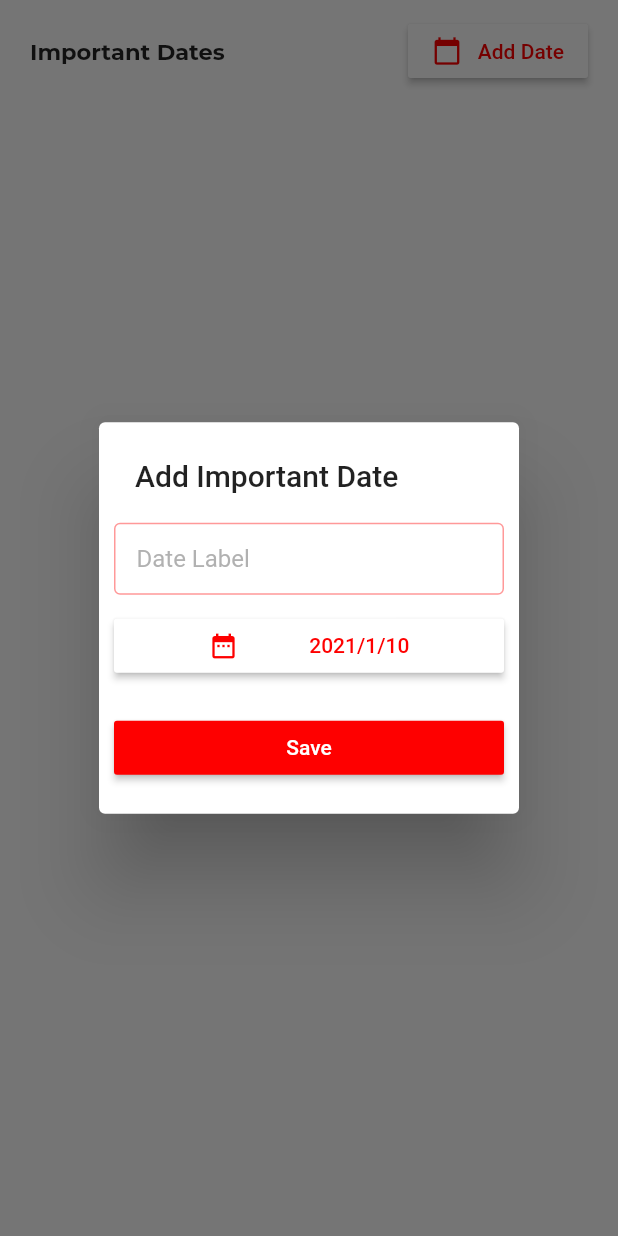
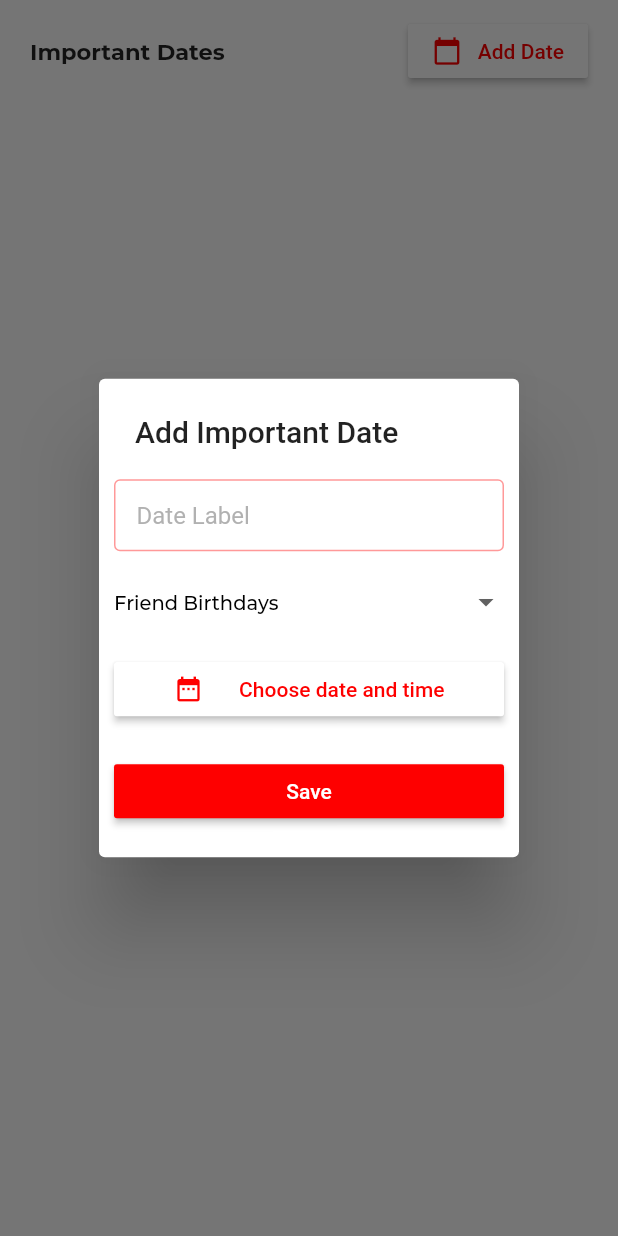
Before and after one commit to enzomarc/affirmedme, a Flutter app: the DateScreen screen opened directly, after a tap on "Add Date", on a phone screen of 412 x 824 dp. Run offline on Flutter 3.47's test engine with Material 2 defaults, Android fonts, the phone set to English and light mode, and no system bars; our stand-ins replace dio, flutter_datetime_picker, flutter_local_notifications, grouped_list, image_picker, just_audio and 2 more; missing offline and left inert: audio_session; accounts and stored records are empty; project files that could hold a hidden picture were left out.

Commit message:
style: update padding on home

```diff
--- a/lib/screens/dates/list.dart
+++ b/lib/screens/dates/list.dart
@@ -43,14 +43,23 @@ class _ListScreenState extends State<DateScreen> {
                   width: 120.0,
                   child: RaisedButton(
                     onPressed: () {
-                      TextEditingController labelController =
-                          TextEditingController();
+                      TextEditingController labelController = TextEditingController();
+                      String selectedGroup = 'Friend Birthdays';
+                      List<String> groups = [
+                        'Friend Birthdays',
+                        'Immediate Family Birthdays',
+                        'Extended Family Birthdays',
+                        'Co-Worker Birthdays',
+                        'Organizational Birthdays',
+                        'Anniversaries',
+                        'Other Key Dates',
+                      ];
+
                       showDialog(
                         context: context,
                         child: SimpleDialog(
                           title: Text('Add Important Date'),
-                          contentPadding: EdgeInsets.symmetric(
-                              horizontal: 10.0, vertical: 20.0),
+                          contentPadding: EdgeInsets.symmetric(horizontal: 10.0, vertical: 20.0),
                           children: <Widget>[
                             TextFormField(
                               controller: labelController,
@@ -60,8 +69,7 @@ class _ListScreenState extends State<DateScreen> {
                                 hintStyle: TextStyle(
                                   color: Colors.grey.withOpacity(0.8),
                                 ),
-                                contentPadding: const EdgeInsets.symmetric(
-                                    vertical: 5.0, horizontal: 15.0),
+                                contentPadding: const EdgeInsets.symmetric(vertical: 5.0, horizontal: 15.0),
                                 border: OutlineInputBorder(
                                   borderSide: BorderSide(
                                     width: 1.0,
@@ -83,14 +91,39 @@ class _ListScreenState extends State<DateScreen> {
                               ),
                             ),
                             SizedBox(height: 10.0),
+                            DropdownButton(
+                              underline: Container(),
+                              isExpanded: true,
+                              style: TextStyle(fontFamily: 'Montserrat Bold', fontSize: 10.0, color: Colors.black),
+                              value: selectedGroup,
+                              items: groups
+                                  .map(
+                                    (String item) => DropdownMenuItem(
+                                      child: Text(
+                                        item,
+                                        style: TextStyle(
+                                          fontSize: 13.0,
+                                          fontFamily: 'Montserrat Medium',
+                                        ),
+                                      ),
+                                      value: item,
+                                    ),
+                                  )
+                                  .toList(),
+                              onChanged: (String item) {
+                                setState(() {
+                                  selectedGroup = item;
+                                });
+                              },
+                            ),
+                            SizedBox(height: 10.0),
                             RaisedButton(
                               onPressed: () {
                                 DatePicker.showDatePicker(
                                   context,
                                   showTitleActions: true,
                                   minTime: DateTime.now(),
-                                  currentTime: scheduledAt ??
-                                      DateTime.now().add(Duration(days: 1)),
+                                  currentTime: scheduledAt ?? DateTime.now().add(Duration(days: 1)),
                                   onChanged: (time) {
                                     setState(() {
                                       scheduledAt = time;
@@ -100,8 +133,7 @@ class _ListScreenState extends State<DateScreen> {
                               },
                               color: Colors.white,
                               child: Row(
-                                mainAxisAlignment:
-                                    MainAxisAlignment.spaceEvenly,
+                                mainAxisAlignment: MainAxisAlignment.spaceEvenly,
                                 children: <Widget>[
                                   Icon(
                                     Icons.date_range,
@@ -109,8 +141,7 @@ class _ListScreenState extends State<DateScreen> {
                                     size: 20.0,
                                   ),
                                   Text(
-                                    "${scheduledAt.year}/${scheduledAt.month}/${scheduledAt.day}" ??
-                                        'Choose date and time',
+                                    'Choose date and time',
                                     style: TextStyle(
                                       color: Color(0xFFFE0000),
                                     ),
@@ -124,25 +155,21 @@ class _ListScreenState extends State<DateScreen> {
                                 if (labelController.text.isNotEmpty) {
                                   Map<String, dynamic> data = {
                                     'label': labelController.text,
+                                    'group': selectedGroup,
                                     'at': scheduledAt.toString(),
                                   };
 
-                                  await dateService
-                                      .storeDate(data)
-                                      .then((saved) {
+                                  await dateService.storeDate(data).then((saved) {
                                     if (saved) {
                                       Navigator.of(context).pop();
-                                      helpers.alert(scaffoldKey,
-                                          "Date added successfully.");
+                                      helpers.alert(scaffoldKey, "Date added successfully.");
                                       dateProvider.getDates();
                                     } else {
-                                      helpers.alert(scaffoldKey,
-                                          "Unable to save this date.");
+                                      helpers.alert(scaffoldKey, "Unable to save this date.");
                                     }
                                   });
                                 } else
-                                  helpers.alert(
-                                      scaffoldKey, "Title is missing.");
+                                  helpers.alert(scaffoldKey, "Title is missing.");
                               },
                               color: Color(0xFFFE0000),
                               child: Text(
@@ -187,10 +214,7 @@ class _ListScreenState extends State<DateScreen> {
                       itemBuilder: (context, index) {
                         Date date = provider.dates[index];
 
-                        return DateWidget(
-                            date: date,
-                            scaffoldKey: scaffoldKey,
-                            dateProvider: dateProvider);
+                        return DateWidget(date: date, scaffoldKey: scaffoldKey, dateProvider: dateProvider);
                       }),
                 );
               },
--- a/lib/screens/upgrade.dart
+++ b/lib/screens/upgrade.dart
@@ -123,6 +123,7 @@ class _UpgradePageState extends State<UpgradePage> {
                             fontSize: 14.0,
                           ),
                         ),
+                        contentPadding: EdgeInsets.symmetric(horizontal: 20.0, vertical: 10.0),
                         children: <Widget>[
                           TextFormField(
                             controller: cardNumber,
```
Also changed, not shown: lib/screens/dashboard/home.dart (+14 -4 lines), lib/screens/welcome.dart (+10 -8 lines).
